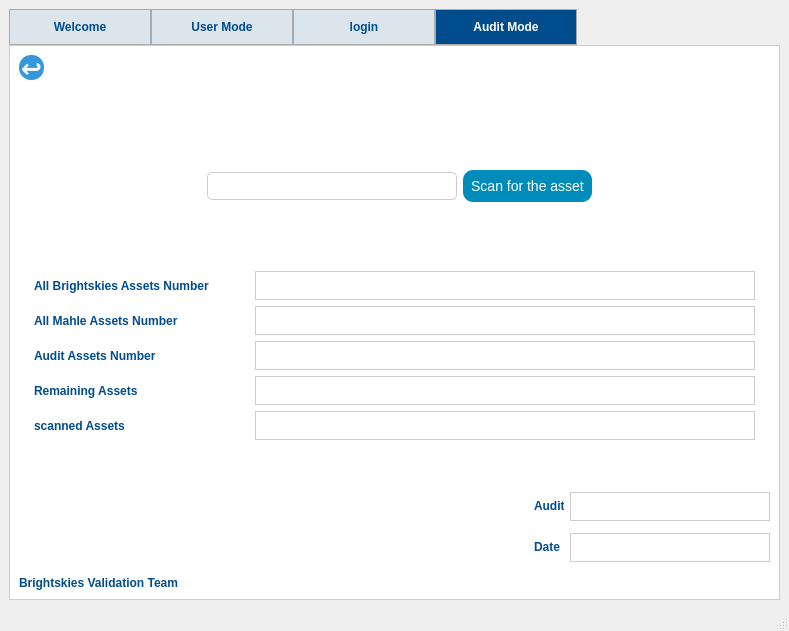
The window that front.ui (ENGaliyasser/J.A.K.Y.A.) describes before a commit, drawn with Qt 5.
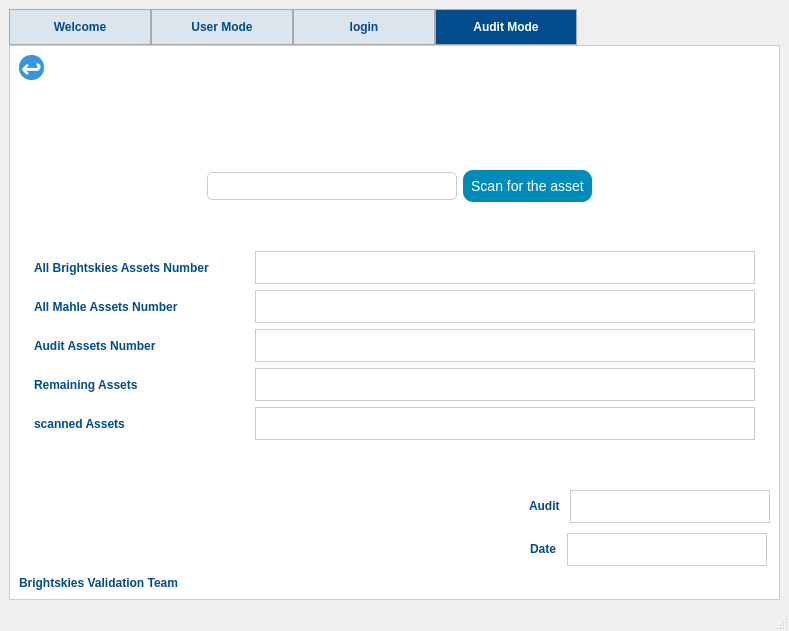
The same window after the commit. The open tabs and pages were chosen to show the change. Icons and pictures are not drawn.

The edit to the form file:
```diff
--- a/front.ui
+++ b/front.ui
@@ -1397,13 +1397,13 @@
                 <property name="minimumSize">
                  <size>
                   <width>256</width>
-                  <height>0</height>
+                  <height>29</height>
                  </size>
                 </property>
                 <property name="maximumSize">
                  <size>
                   <width>500</width>
-                  <height>29</height>
+                  <height>33</height>
                  </size>
                 </property>
                 <property name="styleSheet">
@@ -1419,6 +1419,13 @@
     height: 0px; /* Hide the horizontal scrollbar */
 }</string>
                 </property>
+                <property name="html">
+                 <string>&lt;!DOCTYPE HTML PUBLIC &quot;-//W3C//DTD HTML 4.0//EN&quot; &quot;http://www.w3.org/TR/REC-html40/strict.dtd&quot;&gt;
+&lt;html&gt;&lt;head&gt;&lt;meta name=&quot;qrichtext&quot; content=&quot;1&quot; /&gt;&lt;style type=&quot;text/css&quot;&gt;
+p, li { white-space: pre-wrap; }
+&lt;/style&gt;&lt;/head&gt;&lt;body style=&quot; font-family:'Arial,sans-serif'; font-size:14px; font-weight:400; font-style:normal;&quot;&gt;
+&lt;p style=&quot;-qt-paragraph-type:empty; margin-top:0px; margin-bottom:0px; margin-left:0px; margin-right:0px; -qt-block-indent:0; text-indent:0px;&quot;&gt;&lt;br /&gt;&lt;/p&gt;&lt;/body&gt;&lt;/html&gt;</string>
+                </property>
                </widget>
               </item>
              </layout>
@@ -1449,7 +1456,7 @@
                 <property name="maximumSize">
                  <size>
                   <width>500</width>
-                  <height>29</height>
+                  <height>33</height>
                  </size>
                 </property>
                 <property name="styleSheet">
@@ -1495,7 +1502,7 @@
                 <property name="maximumSize">
                  <size>
                   <width>500</width>
-                  <height>29</height>
+                  <height>33</height>
                  </size>
                 </property>
                 <property name="styleSheet">
@@ -1541,7 +1548,7 @@
                 <property name="maximumSize">
                  <size>
                   <width>500</width>
-                  <height>29</height>
+                  <height>33</height>
                  </size>
                 </property>
                 <property name="styleSheet">
@@ -1587,7 +1594,7 @@
                 <property name="maximumSize">
                  <size>
                   <width>500</width>
-                  <height>29</height>
+                  <height>33</height>
                  </size>
                 </property>
                 <property name="styleSheet">
@@ -1673,7 +1680,7 @@
                    <widget class="QLabel" name="validation_label_4">
                     <property name="minimumSize">
                      <size>
-                      <width>30</width>
+                      <width>35</width>
                       <height>24</height>
                      </size>
                     </property>
@@ -1685,6 +1692,7 @@
                     </property>
                     <property name="font">
                      <font>
+                      <weight>75</weight>
                       <bold>true</bold>
                      </font>
                     </property>
@@ -1704,7 +1712,7 @@
                     <property name="maximumSize">
                      <size>
                       <width>200</width>
-                      <height>29</height>
+                      <height>33</height>
                      </size>
                     </property>
                     <property name="styleSheet">
@@ -1742,6 +1750,7 @@
                     </property>
                     <property name="font">
                      <font>
+                      <weight>75</weight>
                       <bold>true</bold>
                      </font>
                     </property>
@@ -1761,7 +1770,7 @@
                     <property name="maximumSize">
                      <size>
                       <width>200</width>
-                      <height>29</height>
+                      <height>33</height>
                      </size>
                     </property>
                     <property name="styleSheet">
```
Left out of the diff: 19 changed lines with no effect on the pictures.
